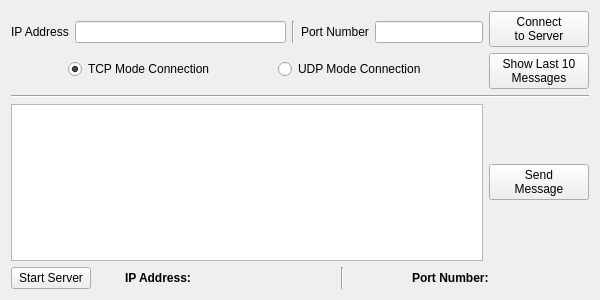
tm9k1/qt_networking, file code/mainwindow.ui: the form before one commit.
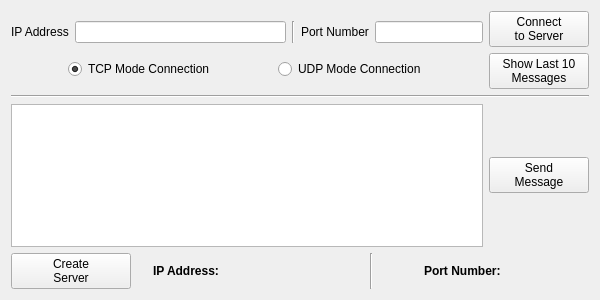
The form after the commit.

Commit message: add support for server creation and deletion

```diff
--- a/code/mainwindow.ui
+++ b/code/mainwindow.ui
@@ -246,8 +246,18 @@
               <verstretch>0</verstretch>
              </sizepolicy>
             </property>
+            <property name="minimumSize">
+             <size>
+              <width>120</width>
+              <height>0</height>
+             </size>
+            </property>
             <property name="text">
-             <string>Start Server</string>
+             <string>Create 
+Server</string>
+            </property>
+            <property name="checkable">
+             <bool>true</bool>
             </property>
            </widget>
           </item>
@@ -272,6 +282,15 @@
               <verstretch>0</verstretch>
              </sizepolicy>
             </property>
+            <property name="minimumSize">
+             <size>
+              <width>100</width>
+              <height>0</height>
+             </size>
+            </property>
+            <property name="cursor">
+             <cursorShape>IBeamCursor</cursorShape>
+            </property>
             <property name="text">
              <string/>
             </property>
@@ -305,6 +324,15 @@
               <verstretch>0</verstretch>
              </sizepolicy>
             </property>
+            <property name="minimumSize">
+             <size>
+              <width>50</width>
+              <height>0</height>
+             </size>
+            </property>
+            <property name="cursor">
+             <cursorShape>IBeamCursor</cursorShape>
+            </property>
             <property name="text">
              <string/>
             </property>
```
Left out of the diff: 10 changed lines with no effect on the pictures. The commit also changes 5 other files.
